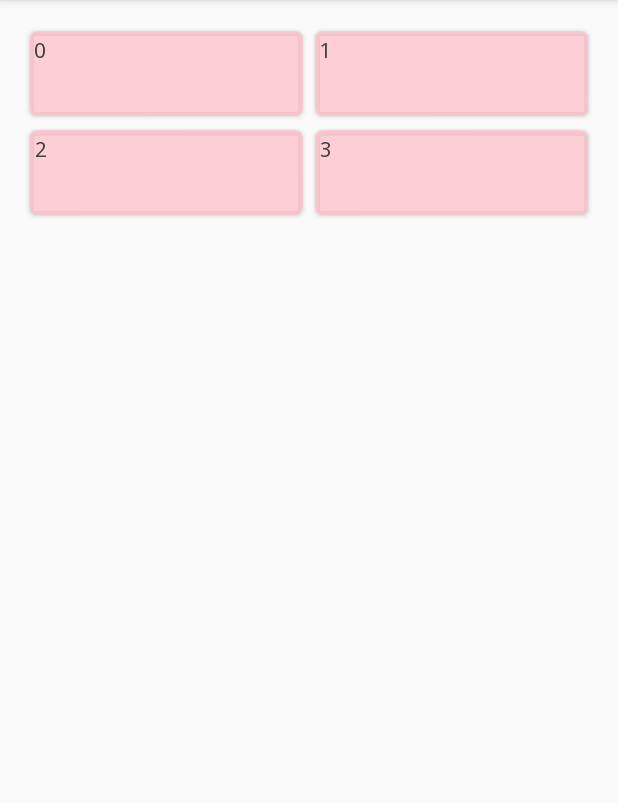
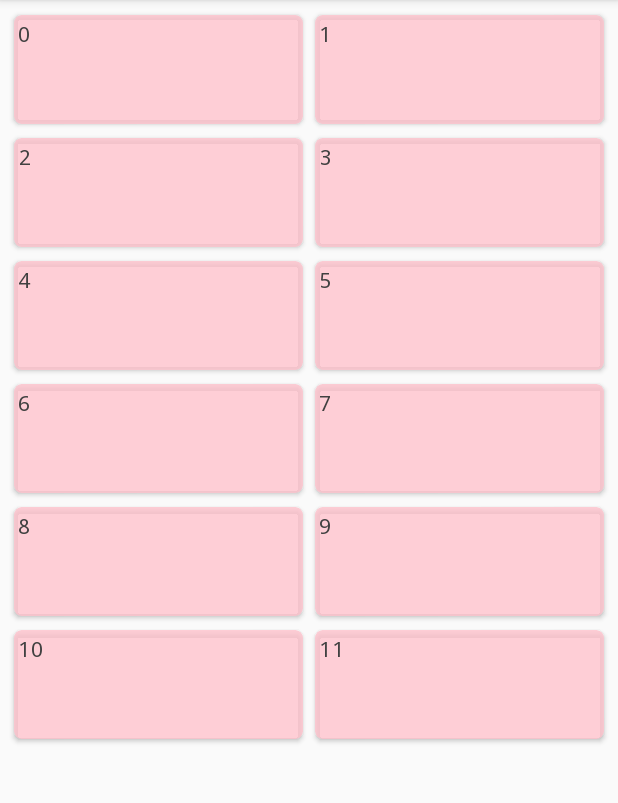
Before and after one commit to EvgeniyaKonobeeva/NotesKeeper, an Android app: the screen it shows after launch (MainActivity), on a phone screen of 412 x 824 dp, the part 84-887 px from its top. Run offline under Robolectric (Android 15) with nearby library versions, the phone set to English and light mode, and no system bars.

Commit message:
перестановка карточек работает всегда, кроме самой первой карточки

```diff
--- a/app/build.gradle
+++ b/app/build.gradle
@@ -6,7 +6,7 @@ android {
 
     defaultConfig {
         applicationId "com.example.ekonobeeva.noteskeeper"
-        minSdkVersion 21
+        minSdkVersion 19
         targetSdkVersion 24
         versionCode 1
         versionName "1.0"
--- a/app/src/main/java/com/example/ekonobeeva/noteskeeper/MainActivity.java
+++ b/app/src/main/java/com/example/ekonobeeva/noteskeeper/MainActivity.java
@@ -4,6 +4,7 @@ import android.graphics.Bitmap;
 import android.graphics.BitmapFactory;
 import android.os.Bundle;
 import android.support.v7.app.AppCompatActivity;
+import android.support.v7.widget.DefaultItemAnimator;
 import android.support.v7.widget.RecyclerView;
 import android.support.v7.widget.StaggeredGridLayoutManager;
 import android.support.v7.widget.helper.ItemTouchHelper;
@@ -26,20 +27,18 @@ public class MainActivity extends AppCompatActivity implements IDragListener {
         Bitmap bitmap2 = BitmapFactory.decodeResource(getResources(), R.drawable.picture_w384_h549);
 
         ArrayList<Object> texts = new ArrayList<>();
-        texts.add("0\n\n");
-        texts.add("1\n\n");
-        texts.add("2\n\n");
-        texts.add("3\n\n");
-//        texts.add("4\n\n");
-//        texts.add("5\n\n");
-//        texts.add("6\n\n");
-//        texts.add("7\n\n");
+        for(int i = 0; i < 12; i++){
+            texts.add(i+"\n\n\n");
+        }
 
 
         RecyclerView recyclerView = (RecyclerView) findViewById(R.id.recycler_view);
 
         RecViewAdapter adapter = new RecViewAdapter(getApplicationContext(), this);
         adapter.setAdapterItemList(texts);
+        RecyclerView.ItemAnimator anim = new DefaultItemAnimator();
+        anim.setMoveDuration(500);
+//        recyclerView.setItemAnimator(anim);
 
         itemTouchHelper = new ItemTouchHelper(new ItemTouchHelperCallback(adapter));
 
--- a/app/src/main/res/layout/activity_main.xml
+++ b/app/src/main/res/layout/activity_main.xml
@@ -10,7 +10,7 @@
     tools:context="com.example.ekonobeeva.noteskeeper.MainActivity">
     <android.support.v7.widget.RecyclerView
         android:layout_width="match_parent"
-        android:layout_height="wrap_content"
+        android:layout_height="match_parent"
         android:id="@+id/recycler_view">
     </android.support.v7.widget.RecyclerView>
 
--- a/app/src/main/res/values/dimens.xml
+++ b/app/src/main/res/values/dimens.xml
@@ -1,7 +1,7 @@
 <resources>
     <!-- Default screen margins, per the Android Design guidelines. -->
-    <dimen name="activity_horizontal_margin">16dp</dimen>
-    <dimen name="activity_vertical_margin">16dp</dimen>
+    <dimen name="activity_horizontal_margin">5dp</dimen>
+    <dimen name="activity_vertical_margin">5dp</dimen>
     <!--card view params-->
     <dimen name="cardRadiusCorner">5dp</dimen>
     <dimen name="cardElevation">2dp</dimen>
```
Also changed, not shown: app/src/main/java/com/example/ekonobeeva/noteskeeper/Helper/ItemTouchHelperCallback.java (+5 -4 lines), app/src/main/java/com/example/ekonobeeva/noteskeeper/RecViewAdapter.java (+9 -52 lines).
